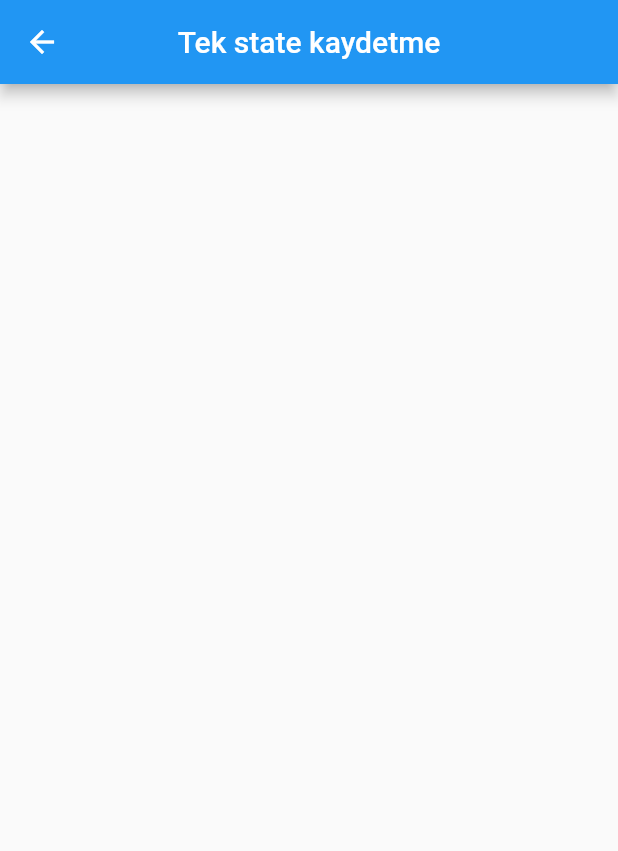
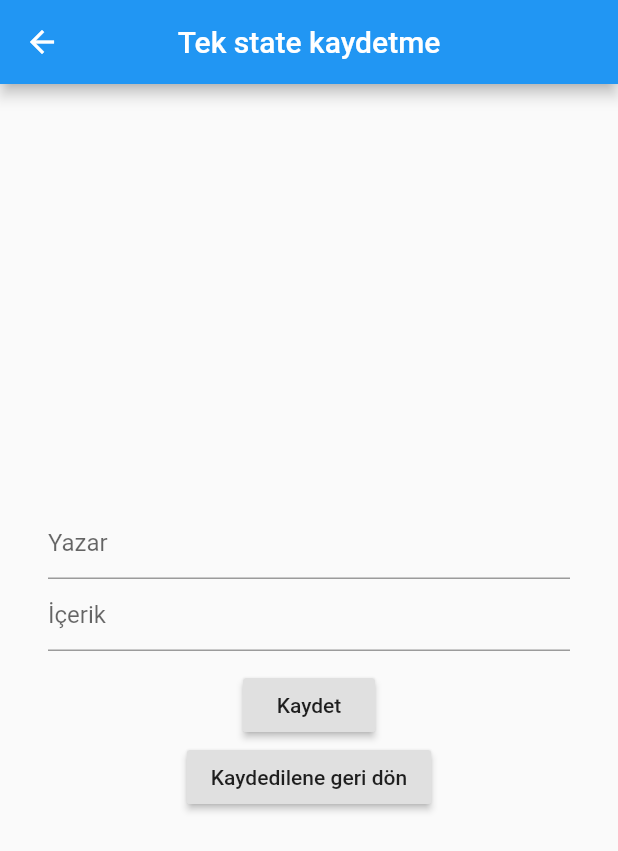
Before and after one commit to devibrahimkarahan/flutter_design_patterns, a Flutter app: the TekStateKaydetme screen opened directly, on a phone screen of 412 x 824 dp. Shown: the top 851 px of the screen. Run offline on Flutter 3.47's test engine with Material 2 defaults, Android fonts, the phone set to English and light mode, and no system bars.

Commit message:
[Memento] Tek state kaydetme tamamlandı

```diff
--- a/lib/memento/tek_state_kaydetme/generic_care_taker.dart
+++ b/lib/memento/tek_state_kaydetme/generic_care_taker.dart
@@ -1,5 +1,5 @@
+import 'generic_memento.dart';
+
 class GenericCareTaker<T> {
-  T state;
-
-  GenericCareTaker(this.state);
+  GenericMemento<T> memento;
 }
--- a/lib/memento/tek_state_kaydetme/generic_memento.dart
+++ b/lib/memento/tek_state_kaydetme/generic_memento.dart
@@ -1,5 +1,5 @@
-import 'package:flutter_design_patterns/memento/tek_state_kaydetme/post.dart';
+class GenericMemento<T> {
+  T state;
 
-class GenericMemento<T> {
-  Post post;
+  GenericMemento(this.state);
 }
--- a/lib/memento/tek_state_kaydetme/post.dart
+++ b/lib/memento/tek_state_kaydetme/post.dart
@@ -1,8 +1,17 @@
+import 'generic_memento.dart';
+
 class Post {
   String author;
   String body;
 
   Post(this.author, this.body);
 
+  GenericMemento<Post> save() {
+    return GenericMemento(Post(author, body));
+  }
 
+  void restore(GenericMemento<Post> memento) {
+    this.author = memento.state.author;
+    this.body = memento.state.body;
+  }
 }
--- a/lib/memento/tek_state_kaydetme/tek_state_kaydetme.dart
+++ b/lib/memento/tek_state_kaydetme/tek_state_kaydetme.dart
@@ -1,4 +1,8 @@
 import 'package:flutter/material.dart';
+import 'package:flutter_design_patterns/memento/memento_extension.dart';
+
+import 'generic_care_taker.dart';
+import 'post.dart';
 
 class TekStateKaydetme extends StatefulWidget {
   @override
@@ -6,6 +10,34 @@ class TekStateKaydetme extends StatefulWidget {
 }
 
 class _TekStateKaydetmeState extends State<TekStateKaydetme> {
+  final GenericCareTaker<Post> postManager = GenericCareTaker<Post>();
+  final Post post = Post("", "");
+  final TextEditingController controllerAuthor = TextEditingController();
+  final TextEditingController controllerBody = TextEditingController();
+
+  @override
+  void initState() {
+    super.initState();
+    save();
+    controllerAuthor.addListener(() {
+      post.author = controllerAuthor.text;
+    });
+    controllerBody.addListener(() {
+      post.body = controllerBody.text;
+    });
+  }
+
+  void save() {
+    postManager.memento = post.save();
+  }
+
+  void restore() {
+    post.restore(postManager.memento);
+    controllerAuthor.setTextAndSelection(post.author);
+    controllerBody.setTextAndSelection(post.body);
+    setState(() {});
+  }
+
   @override
   Widget build(BuildContext context) {
     return Scaffold(
@@ -13,7 +45,37 @@ class _TekStateKaydetmeState extends State<TekStateKaydetme> {
         title: Text("Tek state kaydetme"),
         centerTitle: true,
       ),
-      body: Container(),
+      body: Center(
+        child: Column(
+          mainAxisAlignment: MainAxisAlignment.center,
+          crossAxisAlignment: CrossAxisAlignment.center,
+          children: <Widget>[
+            Padding(
+              padding: const EdgeInsets.symmetric(horizontal: 32),
+              child: TextField(
+                controller: controllerAuthor,
+                decoration: InputDecoration(hintText: "Yazar"),
+              ),
+            ),
+            Padding(
+              padding: const EdgeInsets.symmetric(horizontal: 32),
+              child: TextField(
+                controller: controllerBody,
+                decoration: InputDecoration(hintText: "İçerik"),
+              ),
+            ),
+            const SizedBox(height: 12),
+            RaisedButton(
+              onPressed: save,
+              child: Text("Kaydet"),
+            ),
+            RaisedButton(
+              onPressed: restore,
+              child: Text("Kaydedilene geri dön"),
+            ),
+          ],
+        ),
+      ),
     );
   }
 }
```
Also changed, not shown: lib/memento/memento_extension.dart (added, +9 -0 lines), lib/memento/page_memento.dart (+0 -8 lines).
